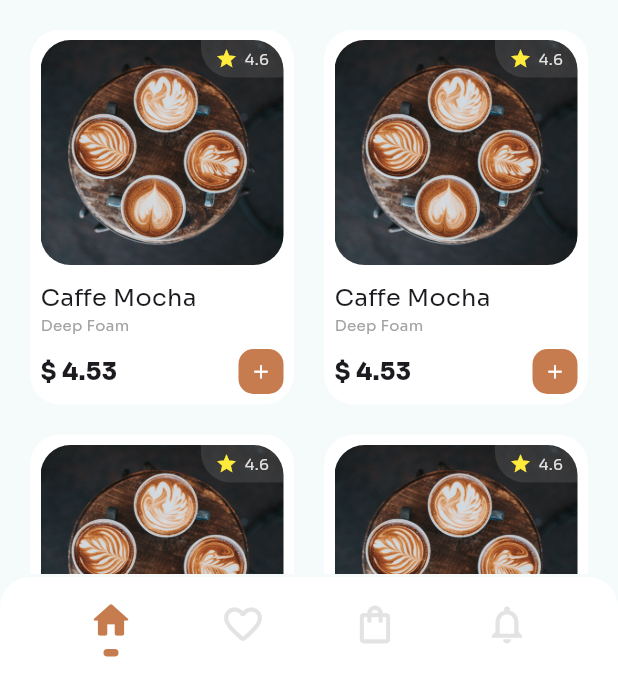
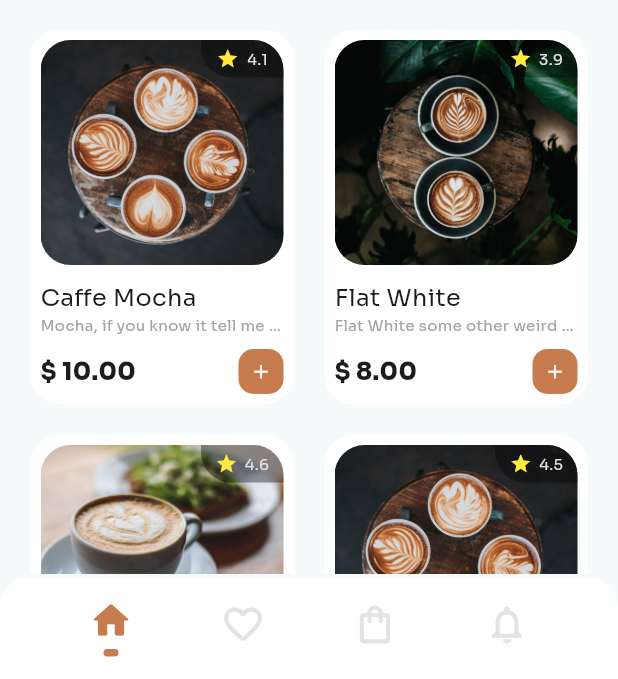
Before and after one commit to Loay-Ahmed/Minders_Tasks, a Flutter app: the screen it shows after launch, on a phone screen of 412 x 824 dp, the part 557-1236 px from its top. Run offline on Flutter 3.47's test engine with Material 3 defaults, Android fonts, the phone set to English and light mode, and no system bars; our stand-ins replace google_fonts.

Commit message:
Added dummy data and used it in the home_view

```diff
--- /dev/null
+++ b/Second_Session_Task/coffee_app/lib/features/home/model/coffee.dart
@@ -0,0 +1,15 @@
+class Coffee {
+  const Coffee(
+    this.name,
+    this.description,
+    this.price,
+    this.image,
+    this.rating,
+  );
+
+  final String name;
+  final String description;
+  final double price;
+  final String image;
+  final double rating;
+}
--- /dev/null
+++ b/Second_Session_Task/coffee_app/lib/features/home/model/dummy_data.dart
@@ -0,0 +1,48 @@
+import 'package:coffee_app/features/home/model/coffee.dart';
+
+class DummyData {
+  static const List<Coffee> dummyData = [
+    Coffee(
+      'Caffe Mocha',
+      'Mocha, if you know it tell me what it is.',
+      10,
+      'assets/coffee_four.jpeg',
+      4.1,
+    ),
+    Coffee(
+      'Flat White',
+      'Flat White some other weird names seems to be made with milk.',
+      8,
+      'assets/coffee_two.jpeg',
+      3.9,
+    ),
+    Coffee(
+      'Cappuccino',
+      'Cappuccino is a coffee drink that is made with espresso and steamed milk.',
+      11,
+      'assets/coffee_one.jpeg',
+      4.6,
+    ),
+    Coffee(
+      'Nescafe',
+      'Nescafe, who does not know it. Can be made with milk.',
+      5,
+      'assets/coffee_four.jpeg',
+      4.5,
+    ),
+    Coffee(
+      'Latte',
+      'Latte maybe made with milk.',
+      9,
+      'assets/coffee_one.jpeg',
+      4.4,
+    ),
+    Coffee(
+      'Normal Drink',
+      'Normal Drink Like juice not so fancy as the above.',
+      3,
+      'assets/coffee_two.jpeg',
+      4.8,
+    ),
+  ];
+}
--- a/Second_Session_Task/coffee_app/lib/features/home/view/home_view.dart
+++ b/Second_Session_Task/coffee_app/lib/features/home/view/home_view.dart
@@ -1,3 +1,4 @@
+import 'package:coffee_app/features/home/model/dummy_data.dart';
 import 'package:coffee_app/features/home/view/widgets/coffee_list.dart';
 import 'package:coffee_app/features/home/view/widgets/custom_coffee_card.dart';
 import 'package:coffee_app/features/home/view/widgets/custom_container.dart';
@@ -90,7 +91,8 @@ class HomeView extends StatelessWidget {
                     itemCount: 6,
                     padding: EdgeInsets.symmetric(horizontal: 20),
                     itemBuilder: (context, index) {
-                      return CustomCoffeeCard();
+                      return CustomCoffeeCard(
+                          coffee: DummyData.dummyData[index]);
                     },
                   ),
                 ),
--- a/Second_Session_Task/coffee_app/lib/features/home/view/widgets/custom_coffee_card.dart
+++ b/Second_Session_Task/coffee_app/lib/features/home/view/widgets/custom_coffee_card.dart
@@ -1,10 +1,15 @@
+import 'package:coffee_app/core/colors.dart';
+import 'package:coffee_app/features/home/model/coffee.dart';
 import 'package:coffee_app/features/home/view/widgets/custom_container.dart';
 import 'package:flutter/material.dart';
 
 class CustomCoffeeCard extends StatelessWidget {
   const CustomCoffeeCard({
     super.key,
+    required this.coffee,
   });
+
+  final Coffee coffee;
 
   @override
   Widget build(BuildContext context) {
@@ -25,7 +30,7 @@ class CustomCoffeeCard extends StatelessWidget {
               ClipRRect(
                 borderRadius: BorderRadius.circular(20),
                 child: Image.asset(
-                  "assets/coffee_four.jpeg",
+                  coffee.image,
                   width: 200,
                   height: 150,
                   fit: BoxFit.cover,
@@ -35,7 +40,7 @@ class CustomCoffeeCard extends StatelessWidget {
                 width: 55,
                 padding: EdgeInsets.all(5),
                 decoration: BoxDecoration(
-                  color: Colors.white10,
+                  color: Colors.black38,
                   borderRadius: BorderRadius.only(
                     topRight: Radius.circular(20),
                     bottomLeft: Radius.circular(20),
@@ -51,10 +56,10 @@ class CustomCoffeeCard extends StatelessWidget {
                       size: 15,
                     ),
                     Text(
-                      "4.6",
+                      coffee.rating.toString(),
                       style: TextStyle(
                         fontSize: 10,
-                        color: Color(0xffe3e3e3),
+                        color: MyColors.white,
                       ),
                     ),
                   ],
@@ -64,11 +69,13 @@ class CustomCoffeeCard extends StatelessWidget {
           ),
           SizedBox(height: 10),
           Text(
-            "Caffe Mocha",
+            coffee.name,
             style: TextStyle(fontSize: 16),
           ),
           Text(
-            "Deep Foam",
+            coffee.description,
+            maxLines: 1,
+            overflow: TextOverflow.ellipsis,
             style: TextStyle(
               color: Color(0xffa3a3a3),
               fontSize: 10,
@@ -80,7 +87,7 @@ class CustomCoffeeCard extends StatelessWidget {
             mainAxisAlignment: MainAxisAlignment.spaceBetween,
             children: [
               Text(
-                "\$ 4.53",
+                "\$ ${coffee.price.toStringAsFixed(2)}",
                 style: TextStyle(
                   fontSize: 16,
                   fontWeight: FontWeight.w800,
```
